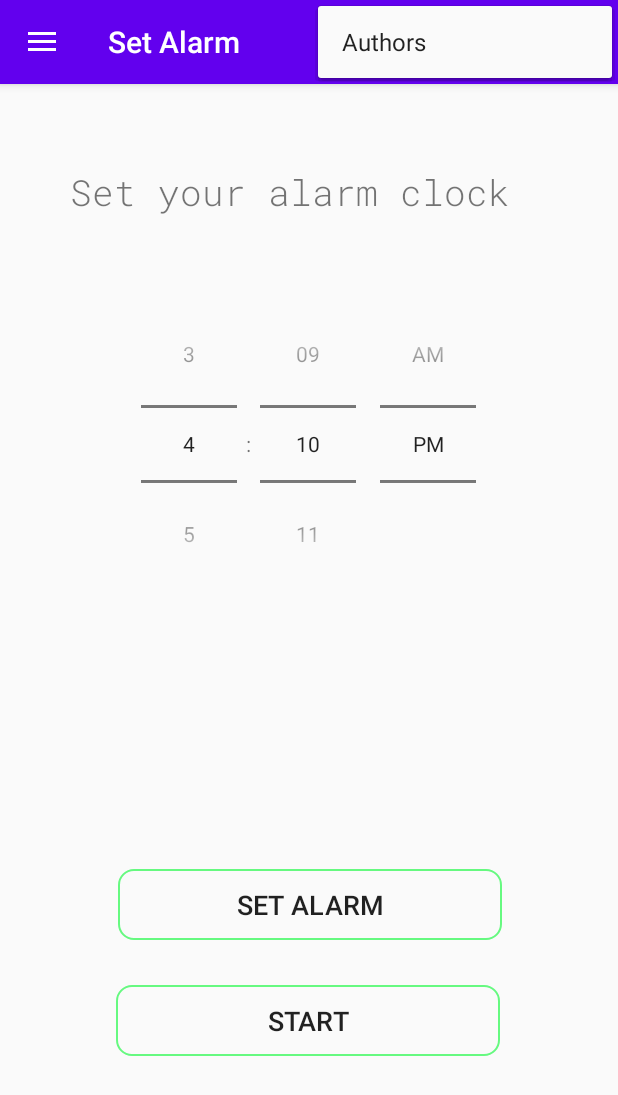
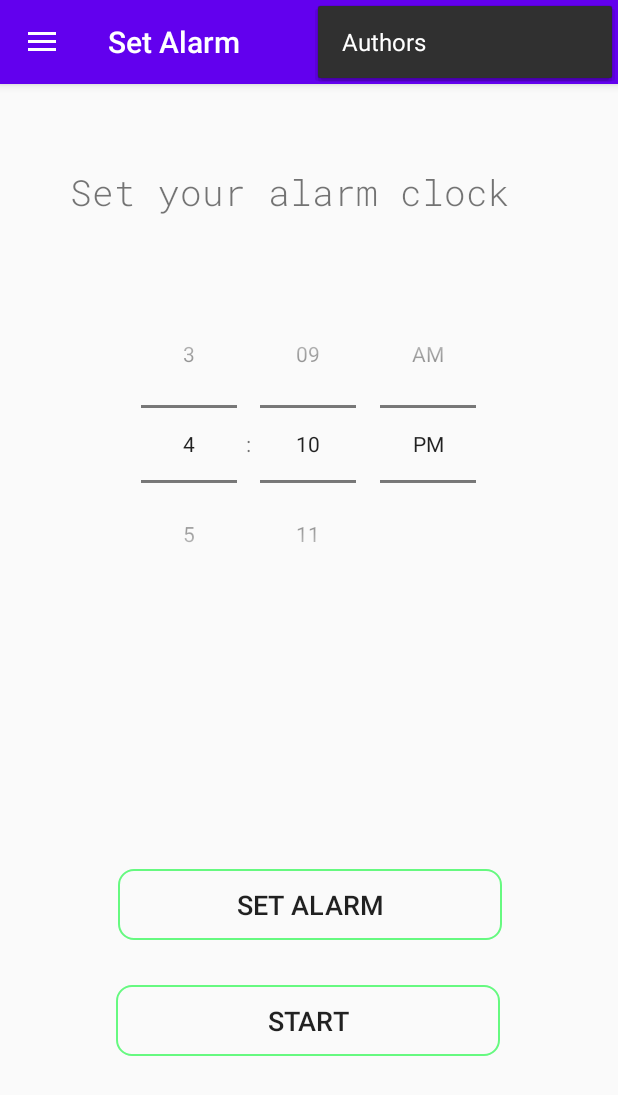
Before and after one commit to ekellim/Sleep-app, an Android app: the screen it shows after launch (MainActivity), with the options menu open, on a phone screen of 412 x 824 dp. Shown: the top 1095 px of the screen. Run offline under Robolectric (Android 15) with nearby library versions, the light colour scheme and no system bars; our stand-ins replace navigation-ui.

Commit message:
Label parse, Navigation na stop, NightMode in settings en als style

```diff
--- a/app/src/main/java/com/example/sleep_app/Fragments/Set_alarm.java
+++ b/app/src/main/java/com/example/sleep_app/Fragments/Set_alarm.java
@@ -31,6 +31,7 @@ import androidx.annotation.RequiresApi;
 import androidx.appcompat.app.ActionBar;
 import androidx.appcompat.app.AppCompatActivity;
 import androidx.fragment.app.Fragment;
+import androidx.navigation.fragment.NavHostFragment;
 
 import com.example.sleep_app.MeasureActivity;
 import com.example.sleep_app.MyDBHandler;
@@ -281,6 +282,7 @@ public class Set_alarm extends Fragment {
         // created, to briefly hint to the user that UI controls
         // are available.
         delayedHide(100);
+        //NavHostFragment.findNavController(this).navigate(R.id.action_nav_first_fragment_to_nav_second_fragment);
     }
 
     @Override
@@ -359,4 +361,6 @@ public class Set_alarm extends Fragment {
         return actionBar;
     }
 
+
+
 }
--- a/app/src/main/java/com/example/sleep_app/Fragments/SettingsFragment.java
+++ b/app/src/main/java/com/example/sleep_app/Fragments/SettingsFragment.java
@@ -1,5 +1,8 @@
 package com.example.sleep_app.Fragments;
 
+import android.app.Fragment;
+import android.app.FragmentTransaction;
+import android.content.SharedPreferences;
 import android.os.Bundle;
 
 import androidx.preference.PreferenceFragmentCompat;
--- a/app/src/main/java/com/example/sleep_app/MainActivity.java
+++ b/app/src/main/java/com/example/sleep_app/MainActivity.java
@@ -1,13 +1,16 @@
 package com.example.sleep_app;
 
 import android.content.Intent;
+import android.content.SharedPreferences;
 import android.hardware.Sensor;
 import android.hardware.SensorManager;
 import android.os.Build;
 import android.os.Bundle;
 import android.provider.AlarmClock;
+import android.util.Log;
 import android.view.Menu;
 import android.view.View;
+import android.view.ViewGroup;
 import android.widget.Button;
 import android.widget.TextView;
 import android.widget.TimePicker;
@@ -17,11 +20,15 @@ import androidx.annotation.RequiresApi;
 import androidx.appcompat.app.AppCompatActivity;
 import androidx.appcompat.widget.Toolbar;
 import androidx.drawerlayout.widget.DrawerLayout;
+import androidx.fragment.app.Fragment;
 import androidx.navigation.NavController;
 import androidx.navigation.Navigation;
 import androidx.navigation.ui.AppBarConfiguration;
 import androidx.navigation.ui.NavigationUI;
+import androidx.preference.ListPreference;
+import androidx.preference.PreferenceManager;
 
+import com.google.android.material.appbar.AppBarLayout;
 import com.google.android.material.floatingactionbutton.FloatingActionButton;
 import com.google.android.material.navigation.NavigationView;
 import com.google.android.material.snackbar.Snackbar;
@@ -43,12 +50,39 @@ public class MainActivity extends AppCompatActivity {
     MyDBHandler db;
 
     private AppBarConfiguration mAppBarConfiguration;
+    private SharedPreferences.OnSharedPreferenceChangeListener listener;
 
 
     @RequiresApi(api = Build.VERSION_CODES.M)
     @Override
     protected void onCreate(Bundle savedInstanceState) {
         super.onCreate(savedInstanceState);
+        SharedPreferences sharedPreferences = PreferenceManager.getDefaultSharedPreferences(MainActivity.this);
+        String deftheme = sharedPreferences.getString("mode", "light");
+        if (deftheme.equals("night")){
+            setTheme(R.style.NightTheme);
+        }
+        else if (deftheme.equals("light")){
+            setTheme(R.style.AppTheme);
+        }
+        listener = new SharedPreferences.OnSharedPreferenceChangeListener() {
+            public void onSharedPreferenceChanged(SharedPreferences prefs, String key) {
+                if (key.equals("mode")) {
+                    String mode = sharedPreferences.getString("mode", "light");
+                    if (mode.equals("night")) {
+                        setTheme(R.style.NightTheme);
+                        Log.d("MainActivity",  "Night mode on");
+                        recreate();
+                    } else if (mode.equals("light")) {
+                        //Toast.makeText(this, "set theme", Toast.LENGTH_SHORT).show();
+                        setTheme(R.style.AppTheme);
+                        recreate();
+                    }
+                }
+            }
+        };
+        sharedPreferences.registerOnSharedPreferenceChangeListener(listener);
+
         setContentView(R.layout.activity_main);
         Toolbar toolbar = findViewById(R.id.toolbar);
         setSupportActionBar(toolbar);
@@ -79,6 +113,20 @@ public class MainActivity extends AppCompatActivity {
         NavigationUI.setupWithNavController(navigationView, navController);
     }
 
+    @Override
+    protected void onRestart() {
+        super.onRestart();
+        Log.d("MainActivity", getForegroundFragment().toString());
+        if (getForegroundFragment().toString().contains("Set_alarm")){
+            Navigation.findNavController(this, R.id.nav_host_fragment).navigate(R.id.action_nav_first_fragment_to_nav_second_fragment);
+        };
+
+    }
+
+    public Fragment getForegroundFragment(){
+        Fragment navHostFragment = getSupportFragmentManager().findFragmentById(R.id.nav_host_fragment);
+        return navHostFragment == null ? null : navHostFragment.getChildFragmentManager().getFragments().get(0);
+    }
 
     /*@RequiresApi(api = Build.VERSION_CODES.O)
     public void startSleepMeasure(View view){
--- a/app/src/main/java/com/example/sleep_app/MeasureActivity.java
+++ b/app/src/main/java/com/example/sleep_app/MeasureActivity.java
@@ -82,4 +82,5 @@ public class MeasureActivity extends AppCompatActivity {
         LocalDateTime now = LocalDateTime.now();
         return dtf.format(now);
     }
+
 }
--- a/app/src/main/java/com/example/sleep_app/MyDBHandler.java
+++ b/app/src/main/java/com/example/sleep_app/MyDBHandler.java
@@ -13,6 +13,8 @@ import androidx.annotation.RequiresApi;
 import com.jjoe64.graphview.series.DataPoint;
 
 import java.time.LocalDateTime;
+import java.time.ZoneId;
+import java.time.ZoneOffset;
 import java.time.format.DateTimeFormatter;
 
 public class MyDBHandler extends SQLiteOpenHelper {
@@ -115,9 +117,7 @@ public class MyDBHandler extends SQLiteOpenHelper {
             LocalDateTime dateTime = LocalDateTime.from(f.parse(timestamp));
             double time_of_day;
             time_of_day = 0;
-            time_of_day = time_of_day + dateTime.getHour();
-            time_of_day = time_of_day + dateTime.getMinute() / 60.0;
-            time_of_day = time_of_day + dateTime.getSecond() / 3600.0;
+            time_of_day = dateTime.atZone(ZoneId.systemDefault()).toInstant().toEpochMilli();
             value_time_pairs[i] = new DataPoint(time_of_day, cursor.getFloat(0));
             i++;
         }
--- /dev/null
+++ b/app/src/main/res/drawable/settings_icon_24.xml
@@ -0,0 +1,5 @@
+<vector android:height="24dp" android:tint="#FFFFFF"
+    android:viewportHeight="24" android:viewportWidth="24"
+    android:width="24dp" xmlns:android="http://schemas.android.com/apk/res/android">
+    <path android:fillColor="@android:color/white" android:pathData="M22.7,19l-9.1,-9.1c0.9,-2.3 0.4,-5 -1.5,-6.9 -2,-2 -5,-2.4 -7.4,-1.3L9,6 6,9 1.6,4.7C0.4,7.1 0.9,10.1 2.9,12.1c1.9,1.9 4.6,2.4 6.9,1.5l9.1,9.1c0.4,0.4 1,0.4 1.4,0l2.3,-2.3c0.5,-0.4 0.5,-1.1 0.1,-1.4z"/>
+</vector>
--- /dev/null
+++ b/app/src/main/res/drawable/view_stats_icon24.xml
@@ -0,0 +1,5 @@
+<vector android:height="24dp" android:tint="#FFFFFF"
+    android:viewportHeight="24" android:viewportWidth="24"
+    android:width="24dp" xmlns:android="http://schemas.android.com/apk/res/android">
+    <path android:fillColor="@android:color/white" android:pathData="M10,20h4L14,4h-4v16zM4,20h4v-8L4,12v8zM16,9v11h4L20,9h-4z"/>
+</vector>
--- a/app/src/main/res/layout/nav_header_main.xml
+++ b/app/src/main/res/layout/nav_header_main.xml
@@ -31,5 +31,5 @@
         android:id="@+id/textView"
         android:layout_width="wrap_content"
         android:layout_height="wrap_content"
-        android:text="Subtitle" />
+        android:text="@string/lucas_fache_nick_wouters" />
 </LinearLayout>
--- a/app/src/main/res/layout/toolbar.xml
+++ b/app/src/main/res/layout/toolbar.xml
@@ -7,16 +7,17 @@
     tools:context=".MainActivity">
 
     <com.google.android.material.appbar.AppBarLayout
+        android:id="@+id/appbarlayout"
         android:layout_width="match_parent"
         android:layout_height="wrap_content"
-        android:theme="@style/AppTheme.AppBarOverlay">
+        android:theme="?appbarOverlayStyle">
 
         <androidx.appcompat.widget.Toolbar
             android:id="@+id/toolbar"
             android:layout_width="match_parent"
             android:layout_height="?attr/actionBarSize"
             android:background="?attr/colorPrimary"
-            app:popupTheme="@style/AppTheme.PopupOverlay" />
+            app:popupTheme="?popupOverlayStyle" />
 
     </com.google.android.material.appbar.AppBarLayout>
 
--- a/app/src/main/res/menu/drawer_view.xml
+++ b/app/src/main/res/menu/drawer_view.xml
@@ -5,15 +5,15 @@
         <item
             android:id="@+id/nav_first_fragment"
             android:icon="@drawable/set_alarm_icon"
-            android:title="Set alarm"
+            android:title="@string/set_alarm"
             android:checked="true"/>
         <item
             android:id="@+id/nav_second_fragment"
-            android:icon="@drawable/set_alarm_icon"
-            android:title="Second" />
+            android:icon="@drawable/view_stats_icon24"
+            android:title="@string/my_nights" />
         <item
             android:id="@+id/nav_third_fragment"
-            android:icon="@drawable/set_alarm_icon"
-            android:title="Third" />
+            android:icon="@drawable/settings_icon_24"
+            android:title="@string/settings" />
     </group>
 </menu>
--- /dev/null
+++ b/app/src/main/res/values/attrs.xml
@@ -0,0 +1,5 @@
+<?xml version="1.0" encoding="utf-8"?>
+<resources>
+    <attr name="popupOverlayStyle" format="reference" />
+    <attr name="appbarOverlayStyle" format="reference" />
+</resources>
--- a/app/src/main/res/values/colors.xml
+++ b/app/src/main/res/values/colors.xml
@@ -4,4 +4,7 @@
     <color name="colorPrimaryDark">#3700B3</color>
     <color name="colorAccent">#03DAC5</color>
     <color name="black_overlay">#66000000</color>
+    <color name="nightPrimary">#010639</color>
+    <color name="nightPrimaryDark">#2A0088</color>
+    <color name="nightAccent">#6FFFF1</color>
 </resources>
--- a/app/src/main/res/values/strings.xml
+++ b/app/src/main/res/values/strings.xml
@@ -25,4 +25,8 @@
     <string name="authors">Authors</string>
     <string name="this_night">Show this night</string>
     <string name="start_str">\"Start: \"</string>
+    <string name="set_alarm">Set alarm</string>
+    <string name="my_nights">My Nights</string>
+    <string name="settings">Settings</string>
+    <string name="lucas_fache_nick_wouters"><![CDATA[Lucas Fache & Nick Wouters]]></string>
 </resources>
--- a/app/src/main/res/values/styles.xml
+++ b/app/src/main/res/values/styles.xml
@@ -5,11 +5,26 @@
         <item name="colorPrimary">@color/colorPrimary</item>
         <item name="colorPrimaryDark">@color/colorPrimaryDark</item>
         <item name="colorAccent">@color/colorAccent</item>
+        <item name="popupOverlayStyle">@style/AppTheme.PopupOverlay</item>
+        <item name="appbarOverlayStyle">@style/AppTheme.AppBarOverlay</item>
+    </style>
+
+    <style name="NightTheme" parent="Theme.AppCompat.NoActionBar">
+        <!-- Customize your theme here. -->
+        <item name="colorPrimary">@color/nightPrimary</item>
+        <item name="colorPrimaryDark">@color/nightPrimaryDark</item>
+        <item name="colorAccent">@color/nightAccent</item>
+        <item name="popupOverlayStyle">@style/NightTheme.PopupOverlay</item>
+        <item name="appbarOverlayStyle">@style/NightTheme.AppBarOverlay</item>
     </style>
 
     <style name="AppTheme.AppBarOverlay" parent="ThemeOverlay.AppCompat.Dark.ActionBar" />
 
-    <style name="AppTheme.PopupOverlay" parent="ThemeOverlay.AppCompat.Light" />
+    <style name="AppTheme.PopupOverlay" parent="ThemeOverlay.AppCompat.Dark" />
+
+    <style name="NightTheme.AppBarOverlay" parent="ThemeOverlay.AppCompat.Dark.ActionBar" />
+
+    <style name="NightTheme.PopupOverlay" parent="ThemeOverlay.AppCompat.Dark" />
 
     <style name="Divider">
         <item name="android:background">?android:attr/listDivider</item> //you can give your color here. that will change all divider color in your app.
```
Also changed, not shown: app/src/main/java/com/example/sleep_app/Fragments/View_stats_fragment.java (+12 -6 lines), app/src/main/java/com/example/sleep_app/SleepService.java (+28 -1 lines), app/src/main/res/values/arrays.xml (+6 -6 lines), app/src/main/res/xml/root_preferences.xml (+5 -5 lines).
